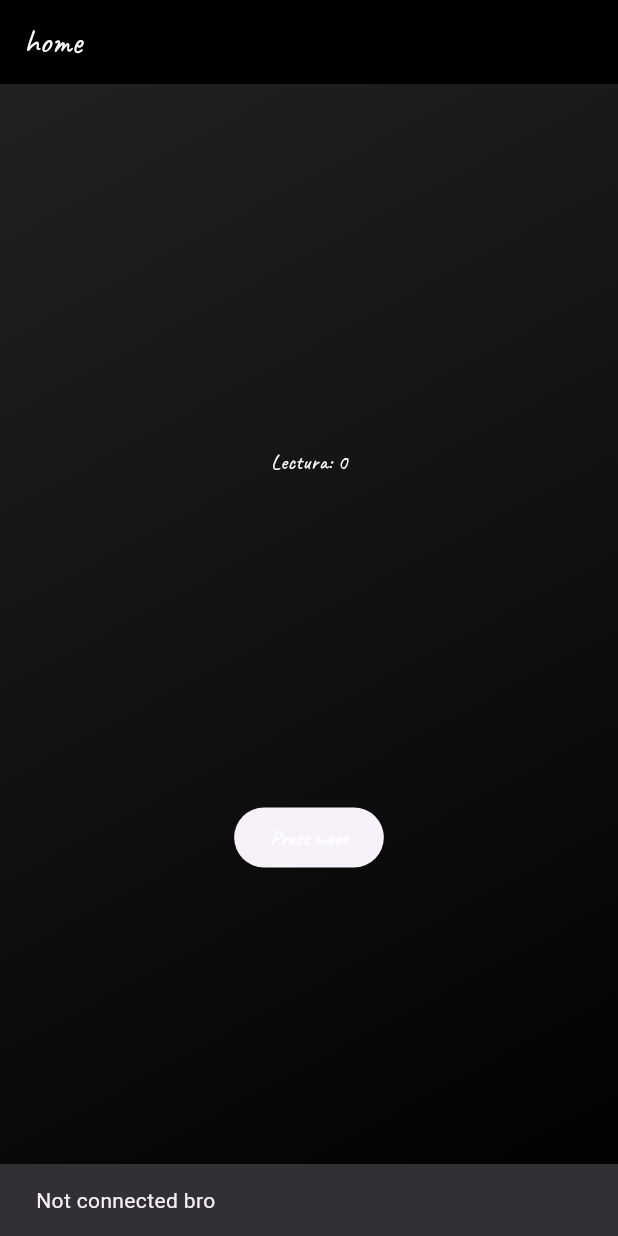
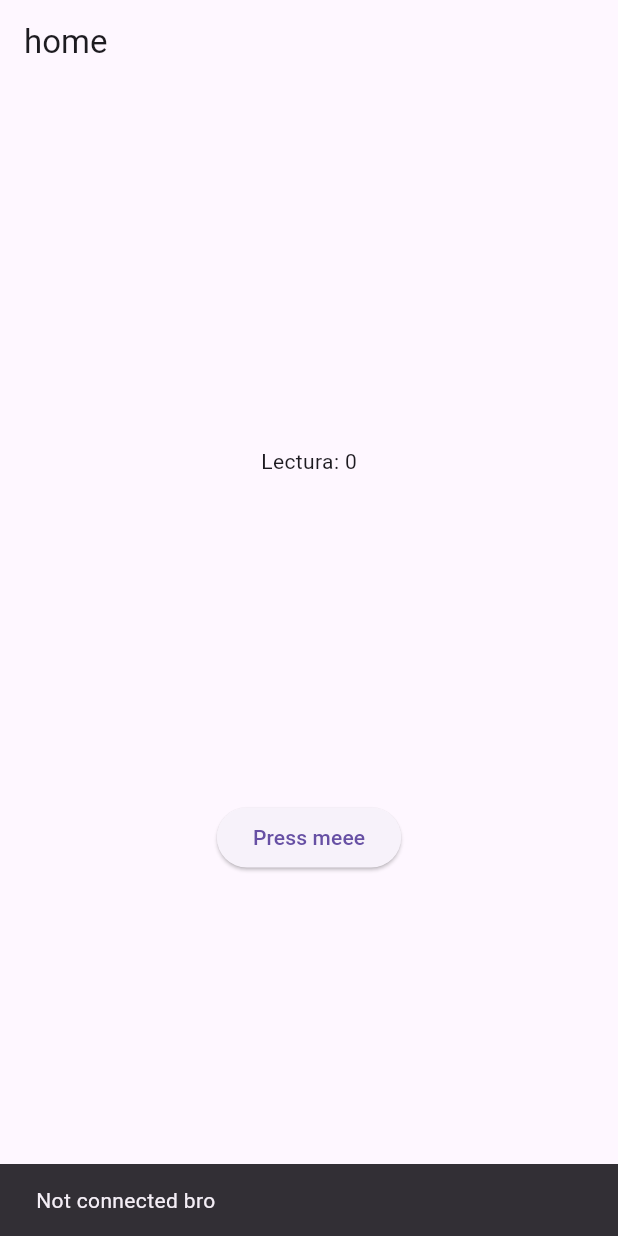
Before and after one commit to VenturaGZAAA/enlatadora_web, a Flutter app: the screen it shows after launch, after a tap on "Press meee", on a phone screen of 412 x 824 dp. Run offline on Flutter 3.47's test engine with Material 3 defaults, Android fonts, the light colour scheme and no system bars; our stand-ins replace flutter_dotenv, flutter_riverpod, google_fonts; missing offline and left inert: dart:html, mqtt_client.

Commit message:
Compression to .br Deleted themes. WS works.

```diff
--- a/lib/layout/main_layout.dart
+++ b/lib/layout/main_layout.dart
@@ -15,9 +15,7 @@ class MainLayout extends StatelessWidget {
       appBar: AppBar(
         title: Text(
           name,
-          style: GoogleFonts.caveat(color: Colors.white),
         ),
-        backgroundColor: Colors.black,
         actions: appbarActions,
       ),
       body: Center(
@@ -25,13 +23,6 @@ class MainLayout extends StatelessWidget {
           width: double.infinity,
           height: double.infinity,
           padding: EdgeInsets.all(25),
-          decoration: BoxDecoration(
-            gradient: LinearGradient(
-              begin: Alignment.topLeft,
-              end: Alignment.bottomRight,
-              colors: [Colors.black87, Colors.black],
-            ),
-          ),
           child: body,
         ),
       ),
--- a/lib/main.dart
+++ b/lib/main.dart
@@ -19,7 +19,7 @@ class MyApp extends ConsumerWidget {
   @override
   Widget build(BuildContext context, WidgetRef ref) {
     return MaterialApp(
-      title: 'Flutter Demo',
+      title: 'Dashboard',
       home: const MyHomePage(rootTopico: 'home/test/'),
     );
   }
@@ -78,9 +78,8 @@ class _MyHomePageState extends MqttThingScreenState<MyHomePage> {
     return Column(
       mainAxisAlignment: MainAxisAlignment.spaceEvenly,
       children: [
-        Text("Lectura: $read", style: GoogleFonts.caveat(color: Colors.white)),
+        Text("Lectura: $read"),
         ElevatedButton(
-          style: ElevatedButton.styleFrom(foregroundColor: Colors.blueGrey[800]),
           onPressed: ()  {
             // debugPrint("It's me dad!");
             if (!mqttNotifier.isConnected()) {
@@ -92,7 +91,6 @@ class _MyHomePageState extends MqttThingScreenState<MyHomePage> {
           },
           child: Text(
             "Press meee",
-            style: GoogleFonts.caveat(color: Colors.white),
           ),
         ),
       ],
--- a/lib/models/mqtt_client_model.dart
+++ b/lib/models/mqtt_client_model.dart
@@ -11,15 +11,17 @@ class MqttModel {
 
   Function(MqttConnectionState)? onConnectionStateChange;
 
-  MqttModel({this.brokerIP = '127.0.0.1', this.brokerPort = 1883}) {
+  MqttModel({this.brokerIP = '192.168.10.100', this.brokerPort = 1883}) {
     client = createMqttClient(brokerIP, ID, brokerPort);
 
     client.setProtocolV311();
-    // client.connectTimeoutPeriod = 10;
-    // client.keepAlivePeriod = 20;
+    client.connectTimeoutPeriod = 10;
+    client.keepAlivePeriod = 20;
 
     client.autoReconnect = true;
-
+    if (kIsWeb) {
+      client.websocketProtocols = MqttClientConstants.protocolsSingleDefault;
+    }
     client.onAutoReconnect = () {
       debugPrint("Reconnecting");
     };
```
Also changed, not shown: lib/models/mqtt_client_factory_web.dart (+5 -10 lines), 2 other files.
